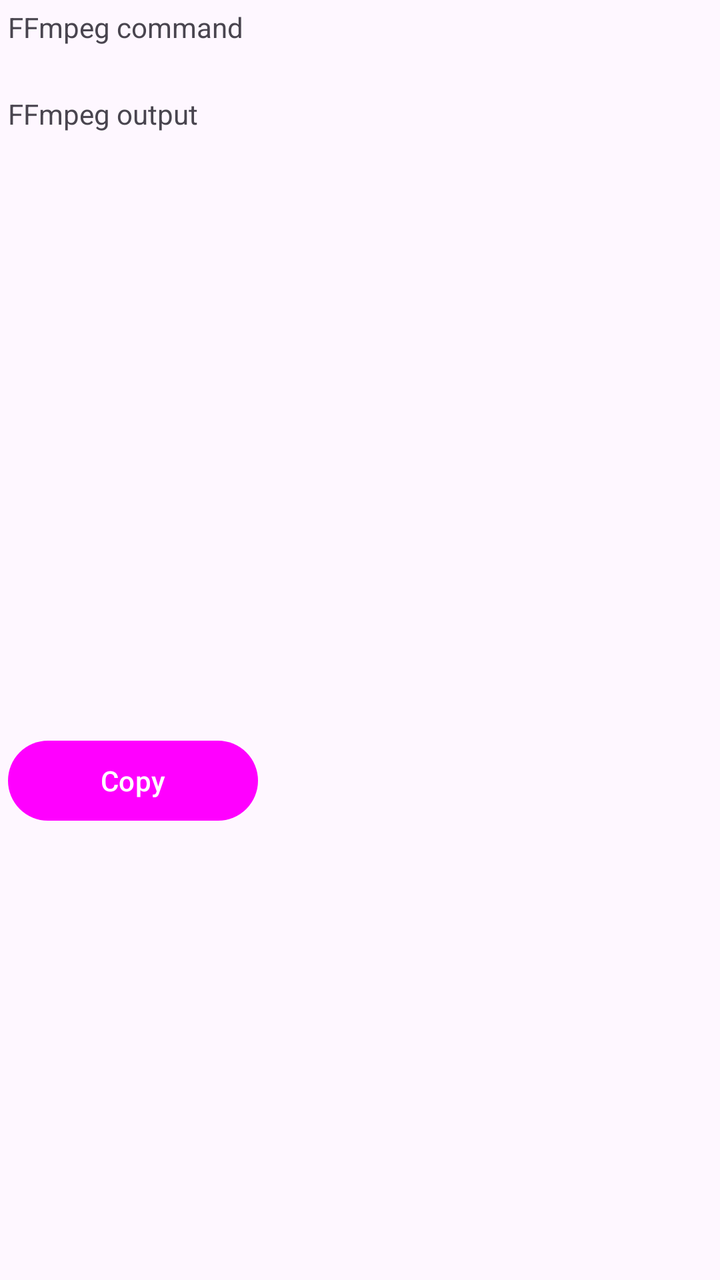
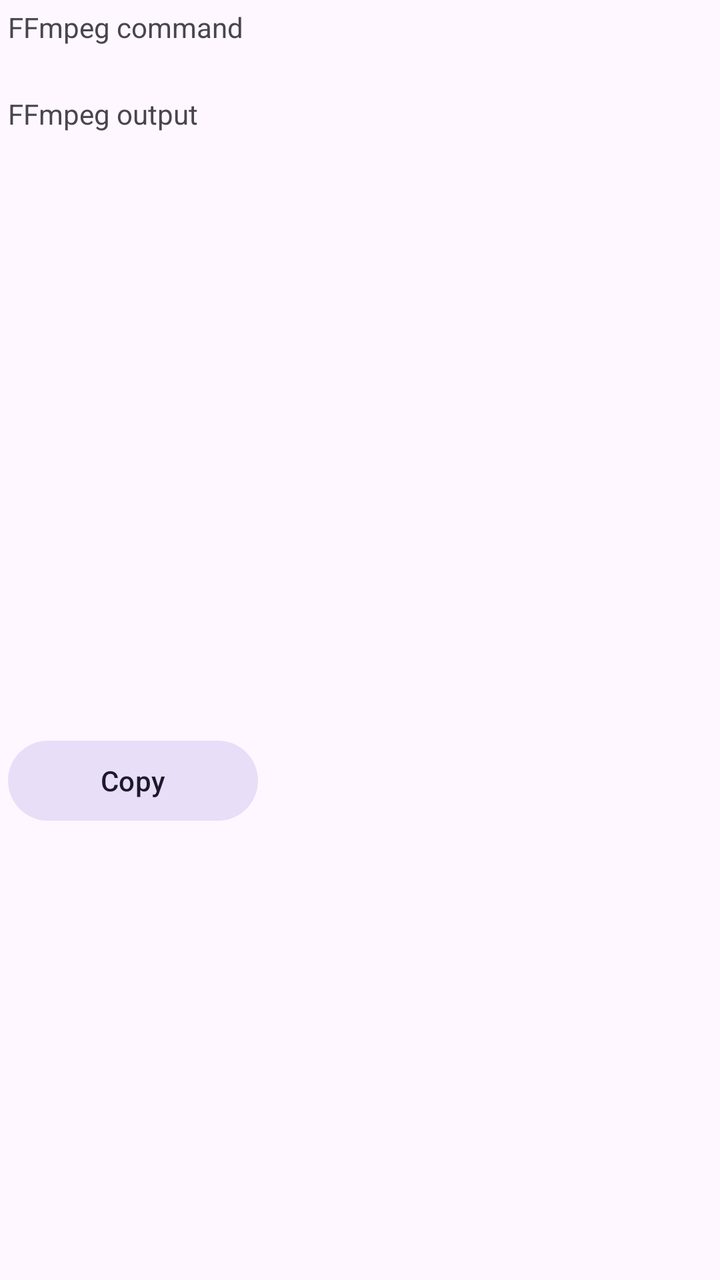

The first picture is an Android layout as it rendered before a commit; the second is the same layout after the commit. The layout source and the unified diff follow.
<!-- AndroidManifest.xml: application theme Theme.FFShare -->
<!-- res/layout/log_item_dialog.xml -->
<?xml version="1.0" encoding="utf-8"?>
<RelativeLayout xmlns:android="http://schemas.android.com/apk/res/android"
    xmlns:tools="http://schemas.android.com/tools"
    android:id="@+id/relativeLayout"
    android:layout_width="match_parent"
    android:layout_height="wrap_content"
    android:padding="4dp">

    <TextView
        android:id="@+id/logFfmpegOutput"
        android:layout_width="match_parent"
        android:layout_height="@dimen/log_output_height"
        android:layout_below="@+id/logFfmpegOutputTitle"
        android:ellipsize="end"
        android:scrollbars="horizontal|vertical"
        android:scrollHorizontally="true"
        android:textSize="12sp"
        tools:ignore="SpeakableTextPresentCheck" />

    <Button
        android:id="@+id/logCopyButton"
        android:layout_width="125dp"
        android:layout_height="wrap_content"
        android:layout_below="@+id/logFfmpegOutput"
        android:layout_alignStart="@+id/logFfmpegOutput"
        android:layout_marginStart="0dp"
        android:text="@string/log_output_copy"
        android:theme="@style/Button.Copy" />

    <TextView
        android:id="@+id/logFfmpegCommand"
        android:layout_width="match_parent"
        android:layout_height="wrap_content"
        android:layout_below="@+id/logFfmpegCommandTitle"
        android:maxLines="3"
        android:scrollbars="vertical"
        android:textSize="12sp" />

    <TextView
        android:id="@+id/logFfmpegCommandTitle"
        android:layout_width="wrap_content"
        android:layout_height="wrap_content"
        android:text="@string/ffmpegCommandTitle" />

    <TextView
        android:id="@+id/logFfmpegOutputTitle"
        android:layout_width="wrap_content"
        android:layout_height="wrap_content"
        android:layout_below="@+id/logFfmpegCommand"
        android:layout_marginTop="8dp"
        android:text="@string/ffmpegOutputTitle" />

</RelativeLayout>
<!-- resources referenced by this layout -->
<resources>
  <dimen name="log_output_height">120dp</dimen>
  <string name="ffmpegCommandTitle">FFmpeg command</string>
  <string name="ffmpegOutputTitle">FFmpeg output</string>
  <string name="log_output_copy">Copy</string>
  <style name="Theme.FFShare" parent="Theme.Material3.DayNight">
          <item name="colorPrimary">@color/teal</item>
          <item name="colorOnPrimary">@color/white</item>
          <item name="colorPrimaryContainer">@color/teal_darker</item>
          <item name="colorOnPrimaryContainer">@color/white</item>
          <item name="android:statusBarColor">@color/teal_darker</item>
      </style>
</resources>

<!-- the commit's change to res/layout/log_item_dialog.xml (unified diff, before → after) -->
@@ -17,15 +17,15 @@
         android:textSize="12sp"
         tools:ignore="SpeakableTextPresentCheck" />
 
-    <Button
+    <com.google.android.material.button.MaterialButton
         android:id="@+id/logCopyButton"
+        style="@style/Widget.Material3.Button.TonalButton"
         android:layout_width="125dp"
         android:layout_height="wrap_content"
         android:layout_below="@+id/logFfmpegOutput"
         android:layout_alignStart="@+id/logFfmpegOutput"
         android:layout_marginStart="0dp"
-        android:text="@string/log_output_copy"
-        android:theme="@style/Button.Copy" />
+        android:text="@string/log_output_copy" />
 
     <TextView
         android:id="@+id/logFfmpegCommand"
